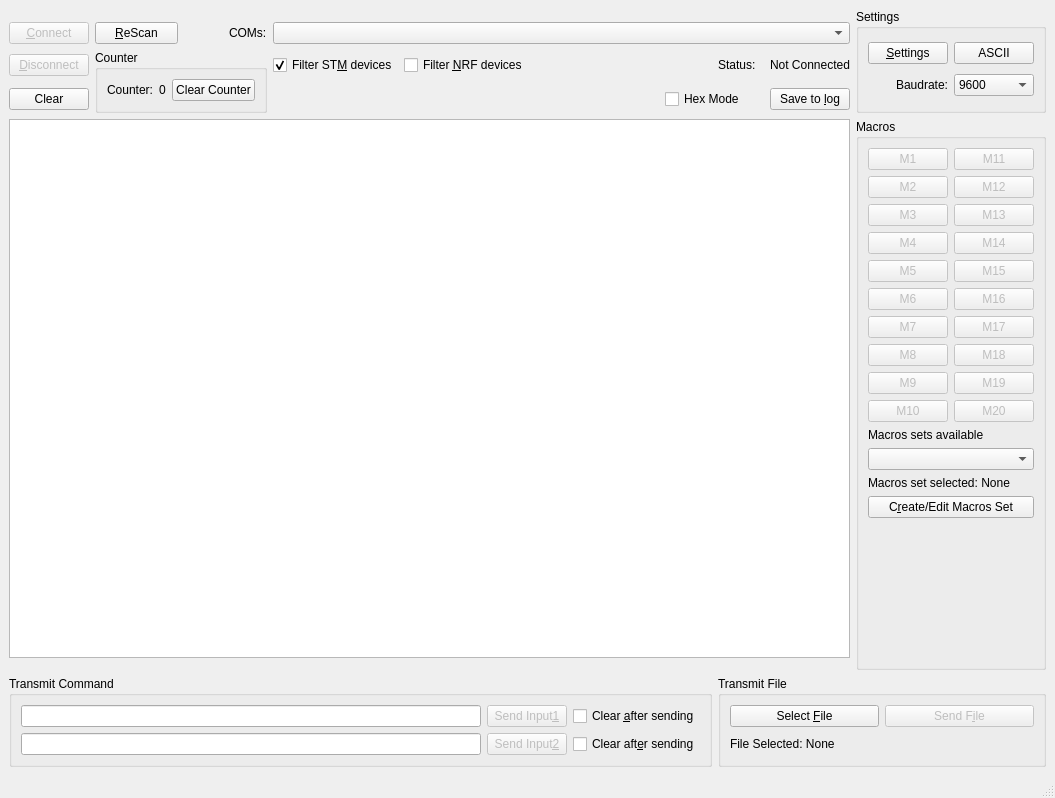
The window that Terminal.ui (notiel/OstrannaTerminal) describes before a commit, drawn with Qt 5.
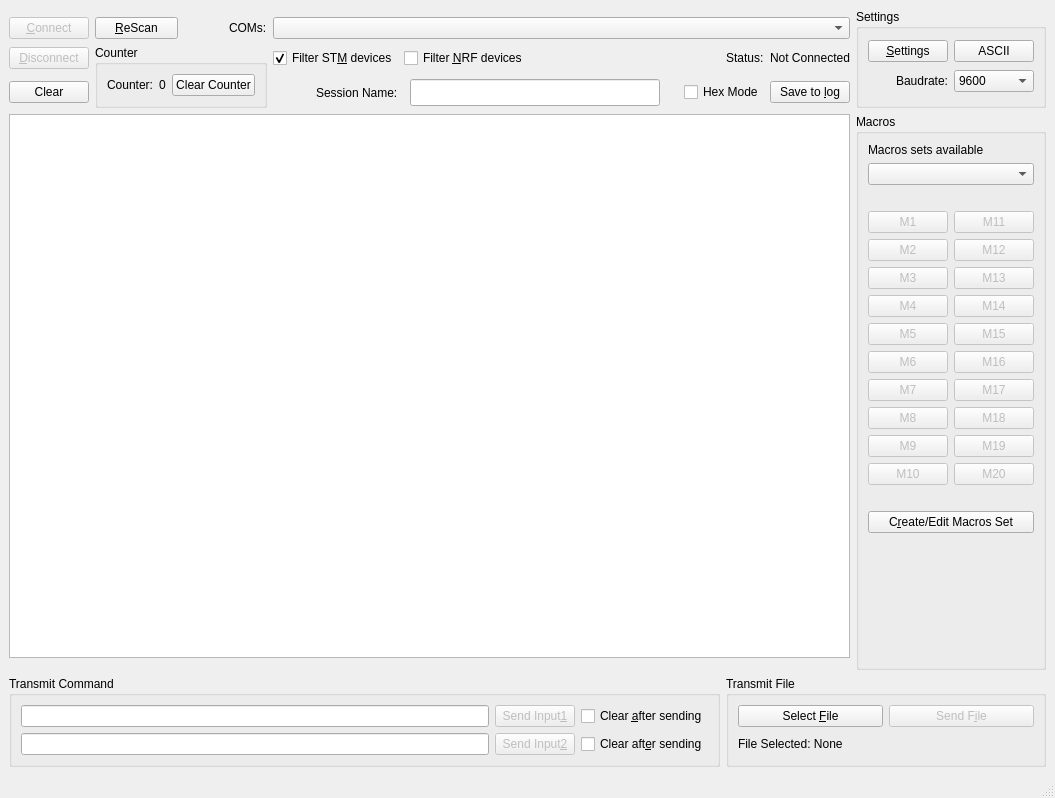
The same window after the commit. Icons and pictures are not drawn.

Commit message: ui fixes, field for session name, connect after disconnect bug fixed, macros loaded on opening form, all  edit fields use same font now

What changed in the file:
```diff
--- a/Terminal.ui
+++ b/Terminal.ui
@@ -128,7 +128,7 @@
        <string>Macros </string>
       </property>
       <layout class="QGridLayout" name="gridLayout_6">
-       <item row="3" column="1">
+       <item row="6" column="1">
         <widget class="QPushButton" name="BtnMacros14">
          <property name="enabled">
           <bool>false</bool>
@@ -138,7 +138,7 @@
          </property>
         </widget>
        </item>
-       <item row="4" column="1">
+       <item row="7" column="1">
         <widget class="QPushButton" name="BtnMacros15">
          <property name="enabled">
           <bool>false</bool>
@@ -148,7 +148,7 @@
          </property>
         </widget>
        </item>
-       <item row="1" column="1">
+       <item row="4" column="1">
         <widget class="QPushButton" name="BtnMacros12">
          <property name="enabled">
           <bool>false</bool>
@@ -158,7 +158,7 @@
          </property>
         </widget>
        </item>
-       <item row="7" column="0">
+       <item row="10" column="0">
         <widget class="QPushButton" name="BtnMacros8">
          <property name="enabled">
           <bool>false</bool>
@@ -168,7 +168,7 @@
          </property>
         </widget>
        </item>
-       <item row="9" column="0">
+       <item row="12" column="0">
         <widget class="QPushButton" name="BtnMacros10">
          <property name="enabled">
           <bool>false</bool>
@@ -178,7 +178,7 @@
          </property>
         </widget>
        </item>
-       <item row="5" column="1">
+       <item row="8" column="1">
         <widget class="QPushButton" name="BtnMacros16">
          <property name="enabled">
           <bool>false</bool>
@@ -188,7 +188,7 @@
          </property>
         </widget>
        </item>
-       <item row="2" column="1">
+       <item row="5" column="1">
         <widget class="QPushButton" name="BtnMacros13">
          <property name="enabled">
           <bool>false</bool>
@@ -198,17 +198,7 @@
          </property>
         </widget>
        </item>
-       <item row="10" column="0" colspan="2">
-        <widget class="QLabel" name="LblMacrosAvailable">
-         <property name="text">
-          <string>Macros sets available</string>
-         </property>
-        </widget>
-       </item>
-       <item row="11" column="0" colspan="2">
-        <widget class="QComboBox" name="CBMacros"/>
-       </item>
-       <item row="0" column="1">
+       <item row="3" column="1">
         <widget class="QPushButton" name="BtnMacros11">
          <property name="enabled">
           <bool>false</bool>
@@ -218,7 +208,7 @@
          </property>
         </widget>
        </item>
-       <item row="0" column="0">
+       <item row="3" column="0">
         <widget class="QPushButton" name="BtnMacros1">
          <property name="enabled">
           <bool>false</bool>
@@ -228,7 +218,7 @@
          </property>
         </widget>
        </item>
-       <item row="1" column="0">
+       <item row="4" column="0">
         <widget class="QPushButton" name="BtnMacros2">
          <property name="enabled">
           <bool>false</bool>
@@ -238,7 +228,7 @@
          </property>
         </widget>
        </item>
-       <item row="8" column="0">
+       <item row="11" column="0">
         <widget class="QPushButton" name="BtnMacros9">
          <property name="enabled">
           <bool>false</bool>
@@ -248,7 +238,7 @@
          </property>
         </widget>
        </item>
-       <item row="8" column="1">
+       <item row="11" column="1">
         <widget class="QPushButton" name="BtnMacros19">
          <property name="enabled">
           <bool>false</bool>
@@ -258,7 +248,7 @@
          </property>
         </widget>
        </item>
-       <item row="6" column="0">
+       <item row="9" column="0">
         <widget class="QPushButton" name="BtnMacros7">
          <property name="enabled">
           <bool>false</bool>
@@ -268,7 +258,7 @@
          </property>
         </widget>
        </item>
-       <item row="5" column="0">
+       <item row="8" column="0">
         <widget class="QPushButton" name="BtnMacros6">
          <property name="enabled">
           <bool>false</bool>
@@ -278,7 +268,7 @@
          </property>
         </widget>
        </item>
-       <item row="9" column="1">
+       <item row="12" column="1">
         <widget class="QPushButton" name="BtnMacros20">
          <property name="enabled">
           <bool>false</bool>
@@ -288,7 +278,7 @@
          </property>
         </widget>
        </item>
-       <item row="3" column="0">
+       <item row="6" column="0">
         <widget class="QPushButton" name="BtnMacros4">
          <property name="enabled">
           <bool>false</bool>
@@ -298,7 +288,7 @@
          </property>
         </widget>
        </item>
-       <item row="2" column="0">
+       <item row="5" column="0">
         <widget class="QPushButton" name="BtnMacros3">
          <property name="enabled">
           <bool>false</bool>
@@ -308,14 +298,14 @@
          </property>
         </widget>
        </item>
-       <item row="13" column="0" colspan="2">
+       <item row="15" column="0" colspan="2">
         <widget class="QPushButton" name="BtnCreateMacros">
          <property name="text">
           <string>C&amp;reate/Edit Macros Set</string>
          </property>
         </widget>
        </item>
-       <item row="4" column="0">
+       <item row="7" column="0">
         <widget class="QPushButton" name="BtnMacros5">
          <property name="enabled">
           <bool>false</bool>
@@ -325,7 +315,7 @@
          </property>
         </widget>
        </item>
-       <item row="6" column="1">
+       <item row="9" column="1">
         <widget class="QPushButton" name="BtnMacros17">
          <property name="enabled">
           <bool>false</bool>
@@ -335,7 +325,7 @@
          </property>
         </widget>
        </item>
-       <item row="7" column="1">
+       <item row="10" column="1">
         <widget class="QPushButton" name="BtnMacros18">
          <property name="enabled">
           <bool>false</bool>
@@ -345,14 +335,7 @@
          </property>
         </widget>
        </item>
-       <item row="12" column="0" colspan="2">
-        <widget class="QLabel" name="LblMacrosSelected">
-         <property name="text">
-          <string>Macros set selected: None</string>
-         </property>
-        </widget>
-       </item>
-       <item row="14" column="0">
+       <item row="16" column="0">
         <spacer name="verticalSpacer">
          <property name="orientation">
           <enum>Qt::Vertical</enum>
@@ -365,6 +348,30 @@
          </property>
         </spacer>
        </item>
+       <item row="0" column="0" colspan="2">
+        <widget class="QLabel" name="LblMacrosAvailable">
+         <property name="text">
+          <string>Macros sets available</string>
+         </property>
+        </widget>
+       </item>
+       <item row="1" column="0" colspan="2">
+        <widget class="QComboBox" name="CBMacros"/>
+       </item>
+       <item row="2" column="0">
+        <widget class="QLabel" name="LblEmpty1">
+         <property name="text">
+          <string/>
+         </property>
+        </widget>
+       </item>
+       <item row="13" column="0">
+        <widget class="QLabel" name="LblEmpty2">
+         <property name="text">
+          <string/>
+         </property>
+        </widget>
+       </item>
       </layout>
      </widget>
     </item>
@@ -559,6 +566,22 @@
       </property>
      </widget>
     </item>
+    <item row="6" column="5">
+     <widget class="QLineEdit" name="LineName">
+      <property name="font">
+       <font>
+        <pointsize>12</pointsize>
+       </font>
+      </property>
+     </widget>
+    </item>
+    <item row="6" column="3" alignment="Qt::AlignRight">
+     <widget class="QLabel" name="LblName">
+      <property name="text">
+       <string>Session Name:</string>
+      </property>
+     </widget>
+    </item>
    </layout>
   </widget>
   <widget class="QStatusBar" name="statusbar"/>
```
Left out of the diff: 3 changed lines with no effect on the pictures. The commit also changes 3 other files.
